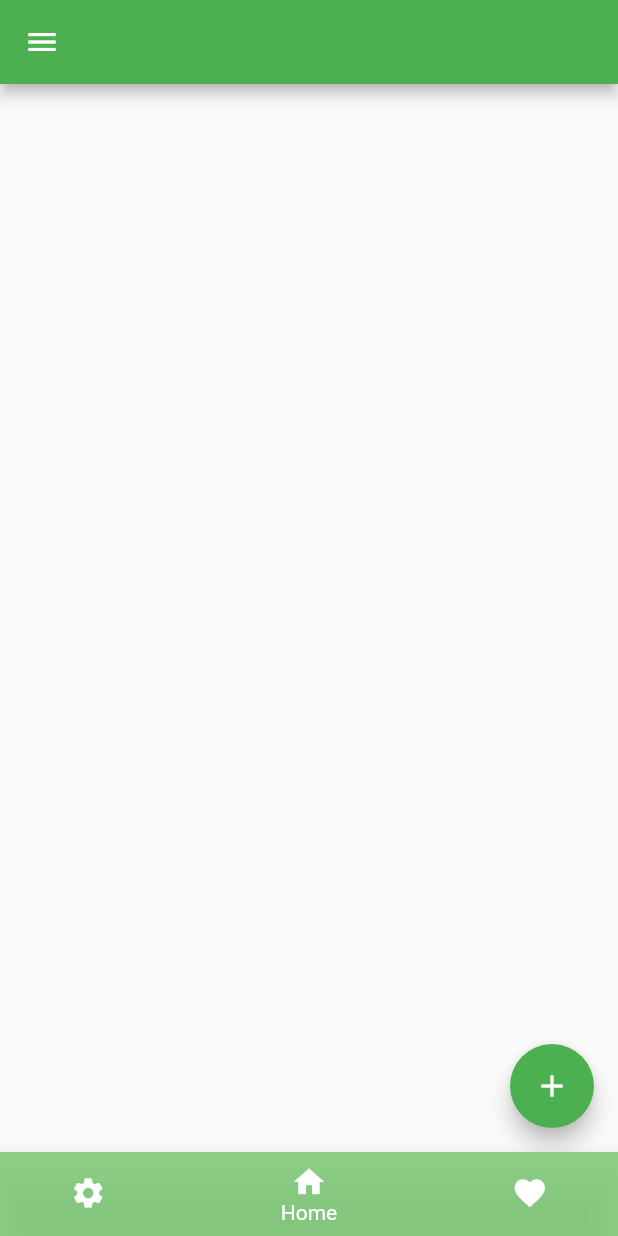
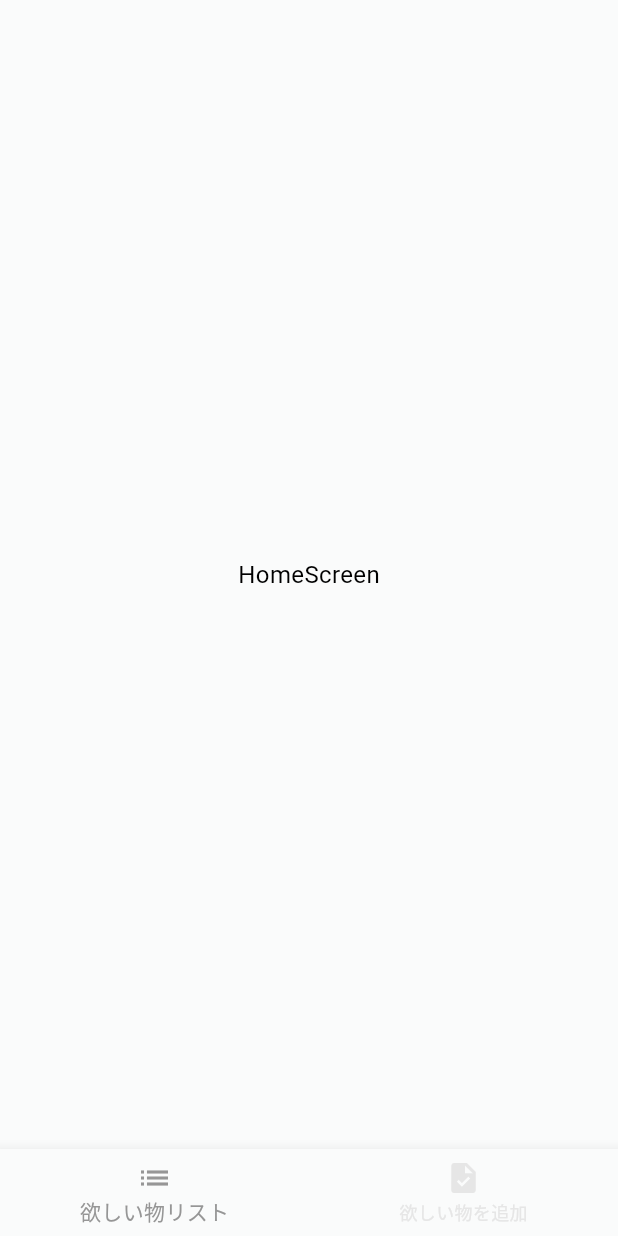
Before and after one commit to sakanafuto/Greed, a Flutter app: the screen it shows after launch, on a phone screen of 412 x 824 dp. Run offline on Flutter 3.47's test engine with Material 2 defaults, Android fonts, the phone set to English and light mode, and no system bars; our stand-ins replace go_router, google_fonts, hooks_riverpod.

Commit message:
feat: RiverPodの追加

```diff
--- a/lib/app.dart
+++ b/lib/app.dart
@@ -1,7 +1,7 @@
 import 'package:flutter/material.dart';
-import 'favorite_page.dart';
-import 'todo_page.dart';
-
+import 'package:hello_app/favorite_page.dart';
+import 'package:hello_app/theme/app_theme.dart';
+import 'package:hello_app/todo_page.dart';
 
 class GreedApp extends StatelessWidget {
   const GreedApp({Key? key}) : super(key: key);
@@ -23,18 +23,12 @@ class GreedHomePage extends StatefulWidget {
 }
 
 class _GreedHomePageState extends State<GreedHomePage> {
-  bool dark = false;
-  void _changeTheme() {
-    setState(() => dark = !dark);
-  }
-
   String _title = "";
   var _currentIndex = 1;
 
   void _onTap(int index) {
     setState(() {
       _currentIndex = index;
-
       switch (index) {
         case 0:
           _title = "Settings";
@@ -50,67 +44,72 @@ class _GreedHomePageState extends State<GreedHomePage> {
   }
 
   final _pages = [
-    Container(
-      color: Colors.lime.shade100,
-    ),
-    TodoListPage(),
+    Container(),
+    const TodoListPage(),
     const GreedAppBody(),
   ];
 
   @override
   Widget build(BuildContext context) {
     return MaterialApp(
-      theme: dark
-          ? ThemeData.dark()
-          : ThemeData(
-              primarySwatch: Colors.green,
-            ),
+      theme: AppThemeData.mainThemeData,
       home: Scaffold(
         appBar: AppBar(
-          title: Text(_title),
+          shape: const RoundedRectangleBorder(
+              // borderRadius: BorderRadius.only(
+              //   bottomRight: Radius.elliptical(90, 30),
+              // ),
+              ),
+          title: const Text("Awesome Title!!"),
+          elevation: 0,
+        ),
+        body: Stack(
+          children: [
+            _pages[_currentIndex],
+            Align(
+              alignment: Alignment.topCenter,
+              child: Stack(
+                children: [
+                  Container(
+                    height: 300,
+                    color: Theme.of(context).primaryColor,
+                  ),
+                  Container(
+                    height: 300,
+                    decoration: BoxDecoration(
+                      borderRadius: const BorderRadius.only(
+                        topLeft: Radius.circular(160),
+                        topRight: Radius.circular(160),
+                      ),
+                      color: Theme.of(context).scaffoldBackgroundColor,
+                    ),
+                  ),
+                ],
+              ),
+            ),
+          ],
         ),
         drawer: Drawer(
-          child: Column(
-            mainAxisAlignment: MainAxisAlignment.center,
-            children: [
-              Column(mainAxisAlignment: MainAxisAlignment.center, children: [
-                Row(
-                    mainAxisAlignment: MainAxisAlignment.spaceEvenly,
-                    children: const <Widget>[
-                      Text("abc"),
-                      Text("def"),
-                      Text("ghi"),
-                    ]),
-              ]),
-              Padding(
-                padding: const EdgeInsets.only(top: 100.0, right: 160.0),
-                child: FloatingActionButton(
-                    onPressed: _changeTheme,
-                    child: Icon(Icons.sunny,
-                        color: Colors.amber.shade300, size: 32.0)),
-              ),
-            ],
+          child: Container(
+            margin: const EdgeInsets.all(20.0),
+            child: Column(
+              children: [
+                Text("ｈ１たいとるです",
+                    style: AppThemeData.mainThemeData.textTheme.headline1),
+                Text("ｈ４たいとるです",
+                    style: AppThemeData.mainThemeData.textTheme.headline4),
+              ],
+            ),
           ),
         ),
-        body: _pages[_currentIndex],
         bottomNavigationBar: BottomNavigationBar(
           type: BottomNavigationBarType.shifting,
           items: const [
             BottomNavigationBarItem(
-              icon: Icon(Icons.settings),
-              label: "Settings",
-              backgroundColor: Color.fromARGB(222, 126, 201, 119),
-            ),
+                icon: Icon(Icons.settings), label: "Settings"),
+            BottomNavigationBarItem(icon: Icon(Icons.home), label: "Home"),
             BottomNavigationBarItem(
-              icon: Icon(Icons.home),
-              label: "Home",
-              backgroundColor: Color.fromARGB(222, 126, 201, 119),
-            ),
-            BottomNavigationBarItem(
-              icon: Icon(Icons.favorite),
-              label: "Favorite",
-              backgroundColor: Color.fromARGB(222, 126, 201, 119),
-            ),
+                icon: Icon(Icons.favorite), label: "Favorite"),
           ],
           currentIndex: _currentIndex,
           onTap: _onTap,
--- /dev/null
+++ b/lib/component/bottom_navigation_bar.dart
@@ -0,0 +1,42 @@
+import 'package:flutter/material.dart';
+import 'package:hooks_riverpod/hooks_riverpod.dart';
+import 'package:hello_app/screen/home_screen.dart';
+import 'package:hello_app/screen/greed_screen.dart';
+
+final tabTypeProvider = StateProvider<TabType>((ref) => TabType.homeScreen);
+
+enum TabType {
+  homeScreen,
+  greedScreen,
+}
+
+class BottomNavigationBarView extends HookConsumerWidget {
+  BottomNavigationBarView({Key? key}) : super(key: key);
+
+  final _views = [
+    const HomeScreen(),
+    const GreedScreen(),
+  ];
+
+  @override
+  Widget build(BuildContext context, WidgetRef ref) {
+    final tabType = ref.watch(tabTypeProvider);
+    return Scaffold(
+      bottomNavigationBar: BottomNavigationBar(
+        items: const [
+          BottomNavigationBarItem(
+            icon: Icon(Icons.list),
+            label: '欲しい物リスト',
+          ),
+          BottomNavigationBarItem(
+            icon: Icon(Icons.task),
+            label: '欲しい物を追加',
+          ),
+        ],
+        onTap: (int selectIndex) => ref.read(tabTypeProvider.state).state = TabType.values[selectIndex],
+        currentIndex: tabType.index,
+      ),
+      body: _views[tabType.index]
+    );
+  }
+}
--- a/lib/favorite_page.dart
+++ b/lib/favorite_page.dart
@@ -10,9 +10,9 @@ class GreedAppBody extends StatelessWidget {
           margin: const EdgeInsets.all(40.0),
           padding: const EdgeInsets.all(80.0),
           decoration: BoxDecoration(
-              color: Colors.white,
+              // color: Colors.white,
               border: Border.all(
-                color: Colors.lightGreen.shade500,
+                // color: Colors.lightGreen.shade500,
                 width: 3.0,
               ),
               borderRadius: BorderRadius.circular(50),
--- /dev/null
+++ b/lib/greed_list_screen.dart
@@ -0,0 +1,16 @@
+import 'package:flutter/material.dart';
+
+class GreedListScreen extends StatelessWidget {
+  const GreedListScreen({Key? key}) : super(key: key);
+
+  @override
+  Widget build(BuildContext context) {
+    return MaterialApp(
+      home: Scaffold(
+        body: Container(
+          child: Text("list"),
+        )
+      ),
+    );
+  }
+}
--- a/lib/main.dart
+++ b/lib/main.dart
@@ -1,6 +1,22 @@
 import 'package:flutter/material.dart';
-import 'app.dart';
+import 'package:hello_app/router/router.dart';
+import 'package:hello_app/theme/app_theme.dart';
+import 'package:hooks_riverpod/hooks_riverpod.dart';
 
-void main() {
-  runApp(const GreedApp());
+void main() => runApp(const ProviderScope(child: MyApp()));
+
+class MyApp extends HookConsumerWidget {
+  const MyApp({Key? key}) : super(key: key);
+
+  @override
+  Widget build(BuildContext context, WidgetRef ref) {
+    final router = ref.watch(routerProvider);
+    return MaterialApp.router(
+      routeInformationProvider: router.routeInformationProvider,
+      routeInformationParser: router.routeInformationParser,
+      routerDelegate: router.routerDelegate,
+      title: 'GreedApp',
+      theme: AppThemeData.mainThemeData,
+    );
+  }
 }
--- /dev/null
+++ b/lib/router/router.dart
@@ -0,0 +1,15 @@
+import 'package:hello_app/component/bottom_navigation_bar.dart';
+import 'package:hooks_riverpod/hooks_riverpod.dart';
+import 'package:go_router/go_router.dart';
+
+final routerProvider = Provider(
+  (ref) => GoRouter(
+      initialLocation: '/',
+      routes: [
+        GoRoute(
+          path: '/',
+          builder: (context, state) => BottomNavigationBarView(),
+        ),
+      ],
+  ),
+);
--- /dev/null
+++ b/lib/screen/home_screen.dart
@@ -0,0 +1,11 @@
+import 'package:flutter/material.dart';
+import 'package:hooks_riverpod/hooks_riverpod.dart';
+
+class HomeScreen extends HookConsumerWidget {
+  const HomeScreen({Key? key}) : super(key: key);
+
+  @override
+  Widget build(BuildContext context, WidgetRef ref) {
+    return const Scaffold(body: Center(child: Text('HomeScreen')));
+  }
+}
--- /dev/null
+++ b/lib/theme/app_theme.dart
@@ -0,0 +1,64 @@
+import 'package:flutter/material.dart';
+import 'package:google_fonts/google_fonts.dart';
+
+class AppThemeData {
+  static const _fillColor = Colors.black;
+  static final Color _focusColor = Colors.black.withOpacity(0.2);
+
+  static ThemeData mainThemeData = themeData(mainColorScheme);
+
+  static ThemeData themeData(ColorScheme colorScheme) {
+    return ThemeData(
+      useMaterial3: true,
+      colorScheme: colorScheme,
+      textTheme: _textTheme,
+      appBarTheme: AppBarTheme(
+        backgroundColor: colorScheme.primaryContainer,
+        titleTextStyle: TextStyle(color: colorScheme.secondary),
+        elevation: 0,
+        iconTheme: IconThemeData(color: colorScheme.primary),
+      ),
+      bottomNavigationBarTheme: BottomNavigationBarThemeData(
+        type: BottomNavigationBarType.fixed,
+        selectedItemColor: colorScheme.primaryContainer,
+        unselectedItemColor: colorScheme.secondary,
+      ),
+      iconTheme: IconThemeData(color: colorScheme.onPrimary),
+      // canvasColor: colorScheme.background,
+      highlightColor: Colors.transparent,
+      focusColor: _focusColor,
+    );
+  }
+
+  static const ColorScheme mainColorScheme = ColorScheme(
+    brightness: Brightness.light,
+    primary: Color.fromRGBO(200, 200, 200, 1),
+    primaryContainer: Color.fromRGBO(150, 150, 150, 1),
+    secondary: Color.fromRGBO(230, 230, 230, 1),
+    secondaryContainer: Color.fromRGBO(210, 210, 210, 1),
+    background: Color(0xFFFAFBFB),
+    surface: Color(0xFFFAFBFB),
+    onBackground: Color(0xFFFAFBFB),
+    error: _fillColor,
+    onError: _fillColor,
+    onPrimary: _fillColor,
+    onSecondary: _fillColor,
+    onSurface: _fillColor,
+  );
+
+  static final TextTheme _textTheme = TextTheme(
+    headline1: GoogleFonts.sawarabiGothic(fontWeight: FontWeight.w700, fontSize: 24.0),
+    headline2: GoogleFonts.sawarabiGothic(fontWeight: FontWeight.w700, fontSize: 22.0),
+    headline3: GoogleFonts.sawarabiGothic(fontWeight: FontWeight.w700, fontSize: 20.0),
+    headline4: GoogleFonts.sawarabiGothic(fontWeight: FontWeight.w500, fontSize: 18.0),
+    headline5: GoogleFonts.sawarabiGothic(fontWeight: FontWeight.w500, fontSize: 16.0),
+    headline6: GoogleFonts.sawarabiGothic(fontWeight: FontWeight.w500, fontSize: 16.0),
+    bodyText1: GoogleFonts.sawarabiGothic(fontWeight: FontWeight.w400, fontSize: 14.0),
+    bodyText2: GoogleFonts.sawarabiGothic(fontWeight: FontWeight.w400, fontSize: 16.0),
+    subtitle1: GoogleFonts.sawarabiGothic(fontWeight: FontWeight.w500, fontSize: 16.0),
+    subtitle2: GoogleFonts.sawarabiGothic(fontWeight: FontWeight.w500, fontSize: 14.0),
+    caption: GoogleFonts.sawarabiGothic(fontWeight: FontWeight.w600, fontSize: 14.0),
+    button: GoogleFonts.sawarabiGothic(fontWeight: FontWeight.w600, fontSize: 14.0),
+    overline: GoogleFonts.sawarabiGothic(fontWeight: FontWeight.w500, fontSize: 12.0),
+  );
+}
--- a/lib/todo_page.dart
+++ b/lib/todo_page.dart
@@ -60,7 +60,7 @@ class _TodoAddPageState extends State<TodoAddPage> {
         child: Column(
           mainAxisAlignment: MainAxisAlignment.center,
           children: <Widget>[
-            Text(_text, style: TextStyle(color: Colors.green.shade800, fontSize: 20)),
+            Text(_text),
             TextField(onChanged: (String value) {
               setState(() {
                 _text = value;
@@ -77,7 +77,7 @@ class _TodoAddPageState extends State<TodoAddPage> {
                   Navigator.of(context).pop(_text);
                 },
                 child:
-                    const Text("リスト追加", style: TextStyle(color: Colors.white)),
+                    const Text("リスト追加"),
               ),
             ),
             const SizedBox(height: 8),
```
Also changed, not shown: lib/screen/greed_screen.dart (added, +11 -0 lines), pubspec.yaml (+5 -69 lines), pubspec.lock, 19 other files.
